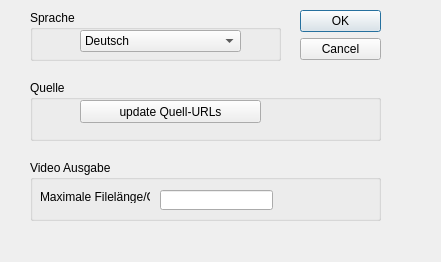
Before: the Qt Designer form dyjtrack/cdyjtopt.ui in DimitriJunker/DYJOSM, drawn with Qt 5.
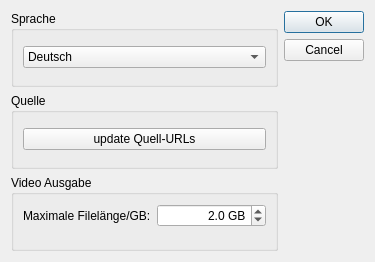
After: the same form once the commit is applied.

Commit message: Widgets made resizable

What changed in the file:
```diff
--- a/dyjtrack/cdyjtopt.ui
+++ b/dyjtrack/cdyjtopt.ui
@@ -6,129 +6,108 @@
    <rect>
     <x>0</x>
     <y>0</y>
-    <width>441</width>
+    <width>375</width>
     <height>262</height>
    </rect>
   </property>
   <property name="windowTitle">
    <string>Einstellungen</string>
   </property>
-  <widget class="QDialogButtonBox" name="buttonBox">
-   <property name="geometry">
-    <rect>
-     <x>300</x>
-     <y>10</y>
-     <width>81</width>
-     <height>71</height>
-    </rect>
-   </property>
-   <property name="orientation">
-    <enum>Qt::Vertical</enum>
-   </property>
-   <property name="standardButtons">
-    <set>QDialogButtonBox::Cancel|QDialogButtonBox::Ok</set>
-   </property>
-  </widget>
+  <layout class="QHBoxLayout" name="horizontalLayout">
+   <item>
+    <layout class="QVBoxLayout" name="verticalLayout_3">
+     <item>
+      <widget class="QGroupBox" name="groupBox_4">
+       <property name="title">
+        <string>Sprache</string>
+       </property>
+       <layout class="QVBoxLayout" name="verticalLayout">
+        <item>
+         <widget class="QComboBox" name="cb_lang">
+          <item>
+           <property name="text">
+            <string notr="true">Deutsch</string>
+           </property>
+          </item>
+          <item>
+           <property name="text">
+            <string notr="true">English</string>
+           </property>
+          </item>
+          <item>
+           <property name="text">
+            <string notr="true">Français</string>
+           </property>
+          </item>
+         </widget>
+        </item>
+       </layout>
+      </widget>
+     </item>
+     <item>
   <widget class="QGroupBox" name="groupBox_2">
-   <property name="geometry">
-    <rect>
-     <x>30</x>
-     <y>80</y>
-     <width>351</width>
-     <height>61</height>
-    </rect>
-   </property>
    <property name="title">
     <string>Quelle</string>
    </property>
+       <layout class="QVBoxLayout" name="verticalLayout_2">
+        <item>
    <widget class="QPushButton" name="pb_update">
-    <property name="geometry">
-     <rect>
-      <x>50</x>
-      <y>20</y>
-      <width>181</width>
-      <height>23</height>
-     </rect>
-    </property>
     <property name="text">
      <string>update Quell-URLs</string>
     </property>
    </widget>
-  </widget>
+        </item>
+       </layout>
+      </widget>
+     </item>
+     <item>
   <widget class="QGroupBox" name="groupBox_3">
-   <property name="geometry">
-    <rect>
-     <x>30</x>
-     <y>160</y>
-     <width>351</width>
-     <height>61</height>
-    </rect>
-   </property>
    <property name="title">
     <string>Video Ausgabe</string>
    </property>
+       <layout class="QFormLayout" name="formLayout">
+        <item row="0" column="0">
    <widget class="QLabel" name="label">
-    <property name="geometry">
-     <rect>
-      <x>10</x>
-      <y>30</y>
-      <width>110</width>
-      <height>13</height>
-     </rect>
-    </property>
     <property name="text">
      <string>Maximale Filelänge/GB:</string>
     </property>
    </widget>
-   <widget class="QLineEdit" name="le_gb">
-    <property name="geometry">
-     <rect>
-      <x>130</x>
-      <y>30</y>
-      <width>113</width>
-      <height>20</height>
-     </rect>
-    </property>
-   </widget>
-  </widget>
-  <widget class="QGroupBox" name="groupBox_4">
-   <property name="geometry">
-    <rect>
-     <x>30</x>
-     <y>10</y>
-     <width>251</width>
-     <height>51</height>
-    </rect>
-   </property>
-   <property name="title">
-    <string>Sprache</string>
-   </property>
-   <widget class="QComboBox" name="cb_lang">
-    <property name="geometry">
-     <rect>
-      <x>50</x>
-      <y>20</y>
-      <width>161</width>
-      <height>22</height>
-     </rect>
-    </property>
-    <item>
-     <property name="text">
-      <string notr="true">Deutsch</string>
-     </property>
-    </item>
-    <item>
-     <property name="text">
-      <string notr="true">English</string>
-     </property>
-    </item>
+        </item>
+        <item row="0" column="1">
+         <widget class="QDoubleSpinBox" name="le_gb">
+          <property name="alignment">
+           <set>Qt::AlignRight|Qt::AlignTrailing|Qt::AlignVCenter</set>
+          </property>
+          <property name="suffix">
+           <string> GB</string>
+          </property>
+          <property name="decimals">
+           <number>1</number>
+          </property>
+          <property name="maximum">
+           <double>20000.000000000000000</double>
+          </property>
+          <property name="value">
+           <double>2.000000000000000</double>
+          </property>
+         </widget>
+        </item>
+       </layout>
+      </widget>
+     </item>
+    </layout>
+   </item>
     <item>
-     <property name="text">
-      <string notr="true">Français</string>
+    <widget class="QDialogButtonBox" name="buttonBox">
+     <property name="orientation">
+      <enum>Qt::Vertical</enum>
      </property>
-    </item>
-   </widget>
-  </widget>
+     <property name="standardButtons">
+      <set>QDialogButtonBox::Cancel|QDialogButtonBox::Ok</set>
+     </property>
+    </widget>
+   </item>
+  </layout>
  </widget>
  <resources/>
  <connections>
```
Lines whose indentation alone changed are shown as unchanged. The commit also changes 7 other files.
